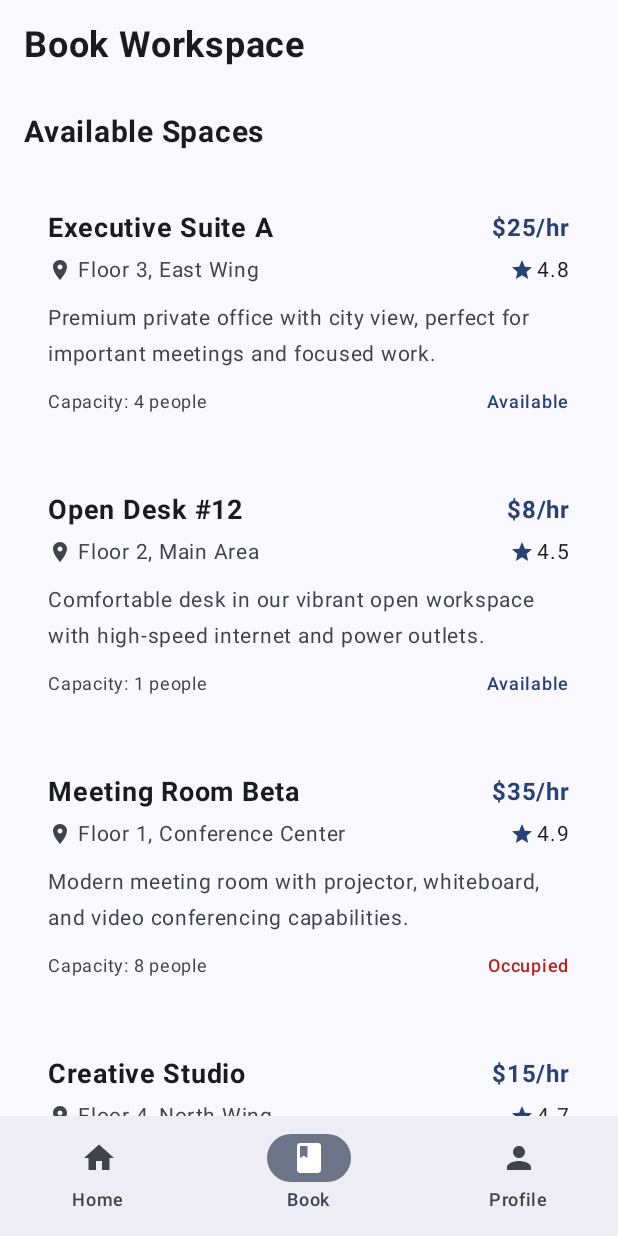
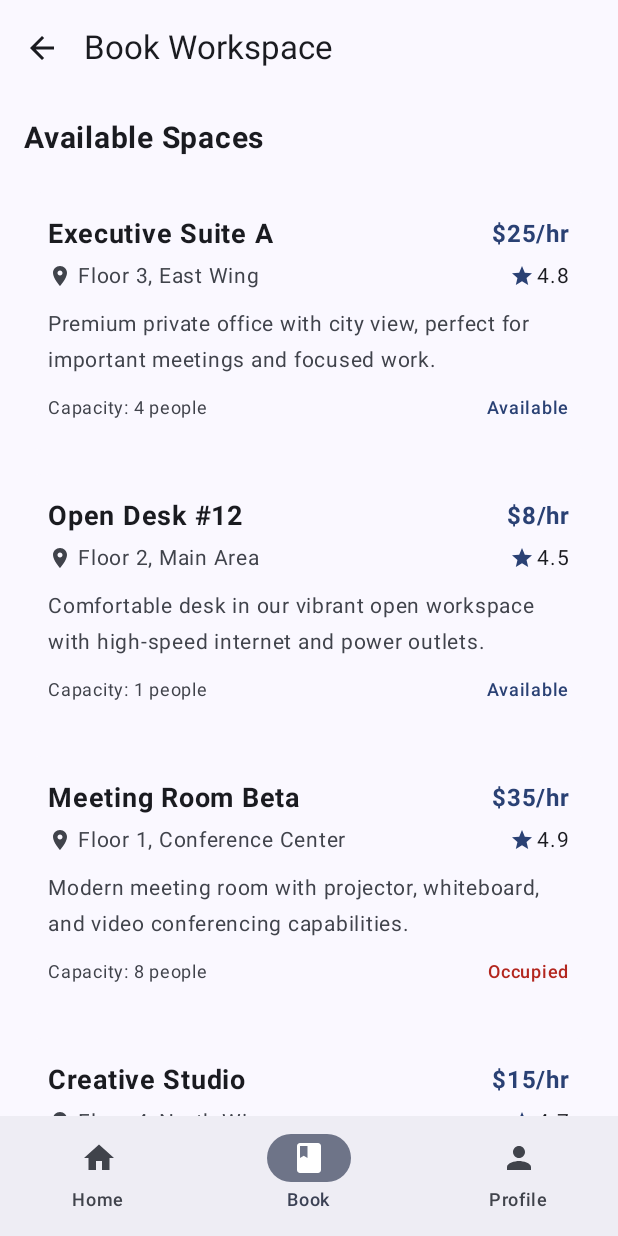
Before and after one commit to vitoananta3/tugas-11-authentication, an Android app built with Jetpack Compose: the BookingScreen screen opened through its navigation route, after a tap on "Book Now", on a phone screen of 412 x 824 dp. Run offline under Robolectric (Android 15) with nearby library versions, the phone set to English and light mode, and no system bars; our stand-ins replace Room's generated code.

Commit message:
fix: handle switch betwen booking screen and home screen

```diff
--- a/app/src/main/java/com/example/tugas_11_authentication/ui/screens/BookingScreen.kt
+++ b/app/src/main/java/com/example/tugas_11_authentication/ui/screens/BookingScreen.kt
@@ -15,26 +15,34 @@ import androidx.compose.ui.text.font.FontWeight
 import androidx.compose.ui.unit.dp
 import androidx.compose.ui.unit.sp
 
+@OptIn(ExperimentalMaterial3Api::class)
 @Composable
 fun BookingScreen(
     onNavigateBack: () -> Unit
 ) {
     var selectedSpace by remember { mutableStateOf<WorkSpace?>(null) }
 
-    LazyColumn(
-        modifier = Modifier.fillMaxSize(),
-        contentPadding = PaddingValues(16.dp),
-        verticalArrangement = Arrangement.spacedBy(16.dp)
+    Column(
+        modifier = Modifier.fillMaxSize()
     ) {
-        item {
-            Text(
-                text = "Book Workspace",
-                fontSize = 24.sp,
-                fontWeight = FontWeight.Bold,
-                modifier = Modifier.padding(bottom = 16.dp)
-            )
-        }
+        // Top App Bar with back button
+        TopAppBar(
+            title = { Text("Book Workspace") },
+            navigationIcon = {
+                IconButton(onClick = onNavigateBack) {
+                    Icon(
+                        imageVector = Icons.Default.ArrowBack,
+                        contentDescription = "Back"
+                    )
+                }
+            }
+        )
 
+        LazyColumn(
+            modifier = Modifier.fillMaxSize(),
+            contentPadding = PaddingValues(16.dp),
+            verticalArrangement = Arrangement.spacedBy(16.dp)
+        ) {
         item {
             Text(
                 text = "Available Spaces",
@@ -65,6 +73,7 @@ fun BookingScreen(
                     Text("Book ${selectedSpace?.name}")
                 }
             }
+        }
         }
     }
 }
```
